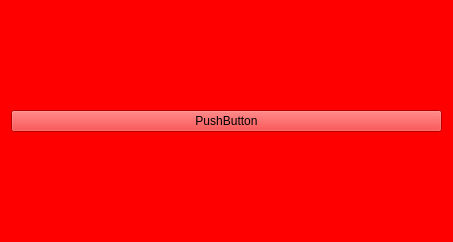
Above: com/github/dm0896665/main/ui/screens/new_game.ui from dm0896665/mathematical_monster_pyter before the change. Below: the same form after it.
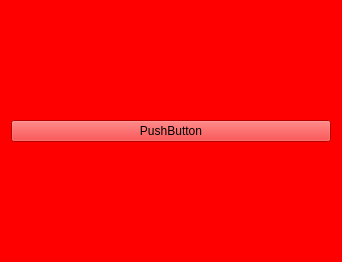
That is the form after the change.

Commit message: Fixed Screens not filling full window and fixed prompts too

What changed in the file:
```diff
--- a/com/github/dm0896665/main/ui/screens/new_game.ui
+++ b/com/github/dm0896665/main/ui/screens/new_game.ui
@@ -6,23 +6,39 @@
    <rect>
     <x>0</x>
     <y>0</y>
-    <width>453</width>
-    <height>242</height>
+    <width>342</width>
+    <height>262</height>
    </rect>
   </property>
+  <property name="sizePolicy">
+   <sizepolicy hsizetype="Preferred" vsizetype="Preferred">
+    <horstretch>0</horstretch>
+    <verstretch>0</verstretch>
+   </sizepolicy>
+  </property>
   <property name="windowTitle">
    <string>Form</string>
   </property>
   <property name="styleSheet">
    <string notr="true">background-color: rgb(255, 0, 0)</string>
   </property>
-  <layout class="QGridLayout" name="gridLayout">
-   <item row="0" column="0">
+  <layout class="QVBoxLayout" name="verticalLayout_2">
+   <item>
+    <layout class="QVBoxLayout" name="verticalLayout">
+     <item>
     <widget class="QPushButton" name="pushButton">
+       <property name="sizePolicy">
+        <sizepolicy hsizetype="Minimum" vsizetype="Fixed">
+         <horstretch>0</horstretch>
+         <verstretch>0</verstretch>
+        </sizepolicy>
+       </property>
      <property name="text">
       <string>PushButton</string>
      </property>
     </widget>
+     </item>
+    </layout>
    </item>
   </layout>
  </widget>
```
Left out of the diff: 4 changed lines with no effect on the pictures. Lines whose indentation alone changed are shown as unchanged. The commit also changes 4 other files.
